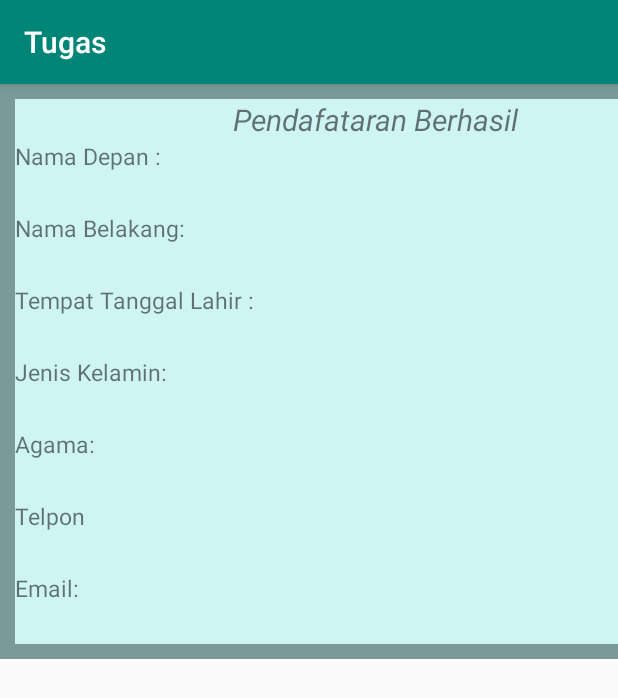
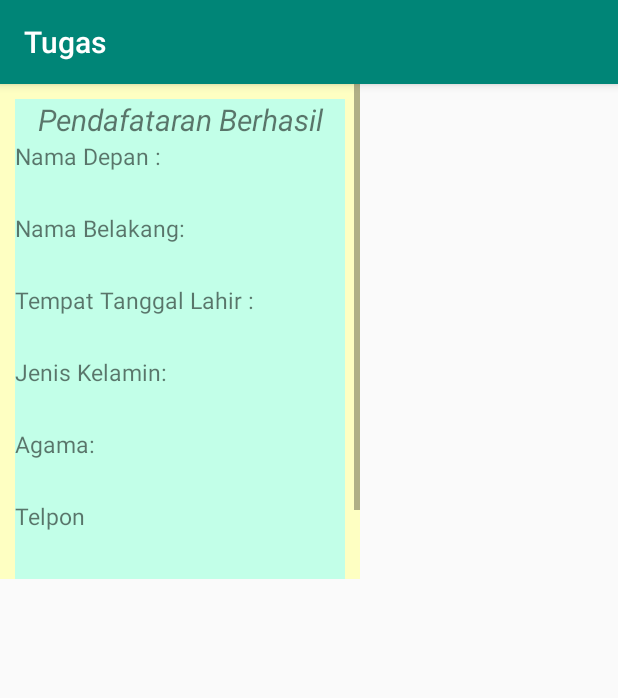
Before and after one commit to adelina-sfr/TugasPAM, an Android app: the Data_Peserta screen opened directly, with no data from a screen before it, on a phone screen of 412 x 824 dp. Shown: the top 698 px of the screen. Run offline under Robolectric (Android 15) with nearby library versions, the phone set to English and light mode, and no system bars.

Commit message:
Merapihkan code,mengganti bgcolor

```diff
--- a/app/src/main/java/com/example/tugaslibur/Data_Peserta.java
+++ b/app/src/main/java/com/example/tugaslibur/Data_Peserta.java
@@ -6,7 +6,6 @@ import android.os.Bundle;
 
 public class Data_Peserta extends AppCompatActivity {
 
-
     @Override
     protected void onCreate(Bundle savedInstanceState) {
         super.onCreate(savedInstanceState);
--- a/app/src/main/res/layout/activity_data__peserta.xml
+++ b/app/src/main/res/layout/activity_data__peserta.xml
@@ -2,15 +2,15 @@
 <androidx.constraintlayout.widget.ConstraintLayout xmlns:android="http://schemas.android.com/apk/res/android"
     xmlns:app="http://schemas.android.com/apk/res-auto"
     xmlns:tools="http://schemas.android.com/tools"
-    android:layout_width="match_parent"
-    android:layout_height="match_parent"
+    android:layout_width="240dp"
+    android:layout_height="330dp"
     tools:context=".Data_Peserta">
     <ScrollView
         android:layout_width="match_parent"
         android:layout_height="match_parent" >
 
         <LinearLayout
-            android:layout_width="500dp"
+            android:layout_width="240dp"
             android:layout_height="230dp"
             android:orientation="vertical"
             android:background="@color/blokluar">
@@ -123,10 +123,6 @@
                     android:text=""/>
 
             </TableLayout>
-
         </LinearLayout>
-
     </ScrollView>
-
-
 </androidx.constraintlayout.widget.ConstraintLayout>
--- a/app/src/main/res/layout/activity_main.xml
+++ b/app/src/main/res/layout/activity_main.xml
@@ -90,8 +90,6 @@
                             android:textSize="14dp"/>
                     </com.google.android.material.textfield.TextInputLayout>
                 </TableRow>
-
-
                 <com.google.android.material.textfield.TextInputLayout
                     android:layout_width="match_parent"
                     android:layout_height="wrap_content">
--- a/app/src/main/res/values/colors.xml
+++ b/app/src/main/res/values/colors.xml
@@ -3,8 +3,8 @@
     <color name="colorPrimary">#008577</color>
     <color name="colorPrimaryDark">#00574B</color>
     <color name="colorAccent">#D81B60</color>
-    <color name="blokdlm">#cef5f4</color>
-    <color name="blokluar">#7a9a9a</color>
+    <color name="blokdlm">#c2ffe8</color>
+    <color name="blokluar">#feffc2</color>
     <color name="labelApp">#010203</color>
-    <color name="green">#007f5c</color>
+    <color name="green">#3dff1a</color>
 </resources>
```
Also changed, not shown: app/src/main/java/com/example/tugaslibur/MainActivity.java (+3 -39 lines).
